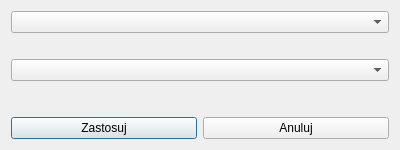
Qt form ui/ModifyData/change-datatype.ui (OskarLewandowski/dex-data-experience) before a commit.
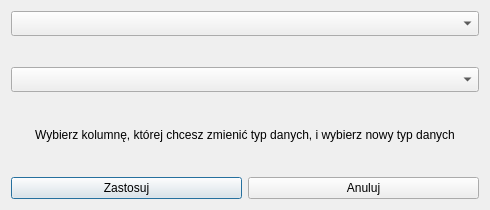
The same form after that commit.

Diff of the .ui file:
```diff
--- a/ui/ModifyData/change-datatype.ui
+++ b/ui/ModifyData/change-datatype.ui
@@ -9,14 +9,14 @@
    <rect>
     <x>0</x>
     <y>0</y>
-    <width>400</width>
-    <height>150</height>
+    <width>490</width>
+    <height>210</height>
    </rect>
   </property>
   <property name="minimumSize">
    <size>
-    <width>400</width>
-    <height>150</height>
+    <width>490</width>
+    <height>210</height>
    </size>
   </property>
   <property name="windowTitle">
@@ -25,6 +25,12 @@
   <layout class="QVBoxLayout" name="verticalLayout">
    <item>
     <widget class="QComboBox" name="comboBox_Current_Datatype">
+     <property name="minimumSize">
+      <size>
+       <width>0</width>
+       <height>25</height>
+      </size>
+     </property>
      <property name="placeholderText">
       <string>Wybierz kolumnę do zmiany typu danych...</string>
      </property>
@@ -33,18 +39,27 @@
    <item>
     <spacer name="horizontalSpacer">
      <property name="orientation">
-      <enum>Qt::Horizontal</enum>
+      <enum>Qt::Vertical</enum>
+     </property>
+     <property name="sizeType">
+      <enum>QSizePolicy::Fixed</enum>
      </property>
      <property name="sizeHint" stdset="0">
       <size>
-       <width>40</width>
-       <height>20</height>
+       <width>20</width>
+       <height>25</height>
       </size>
      </property>
     </spacer>
    </item>
    <item>
     <widget class="QComboBox" name="comboBox_New_Datatype">
+     <property name="minimumSize">
+      <size>
+       <width>0</width>
+       <height>25</height>
+      </size>
+     </property>
      <property name="placeholderText">
       <string>Wybierz typ danych...</string>
      </property>
@@ -52,8 +67,17 @@
    </item>
    <item>
     <widget class="QLabel" name="label_Info">
+     <property name="minimumSize">
+      <size>
+       <width>0</width>
+       <height>25</height>
+      </size>
+     </property>
      <property name="text">
-      <string/>
+      <string>Wybierz kolumnę, której chcesz zmienić typ danych, i wybierz nowy typ danych</string>
+     </property>
+     <property name="alignment">
+      <set>Qt::AlignCenter</set>
      </property>
     </widget>
    </item>
```
